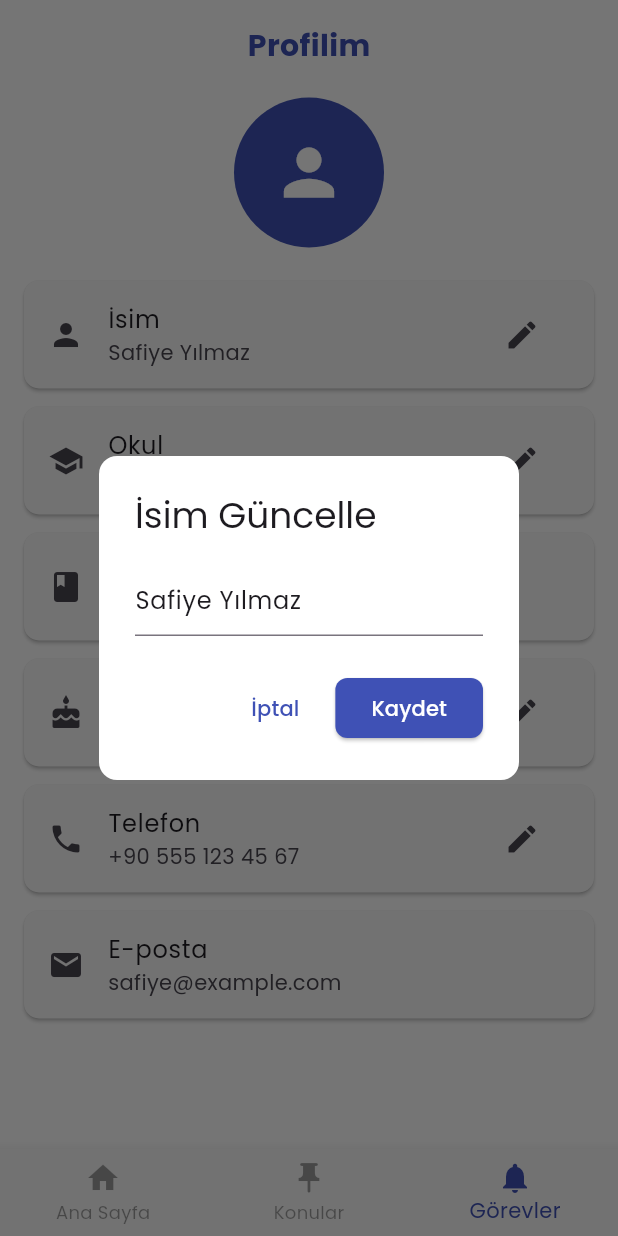
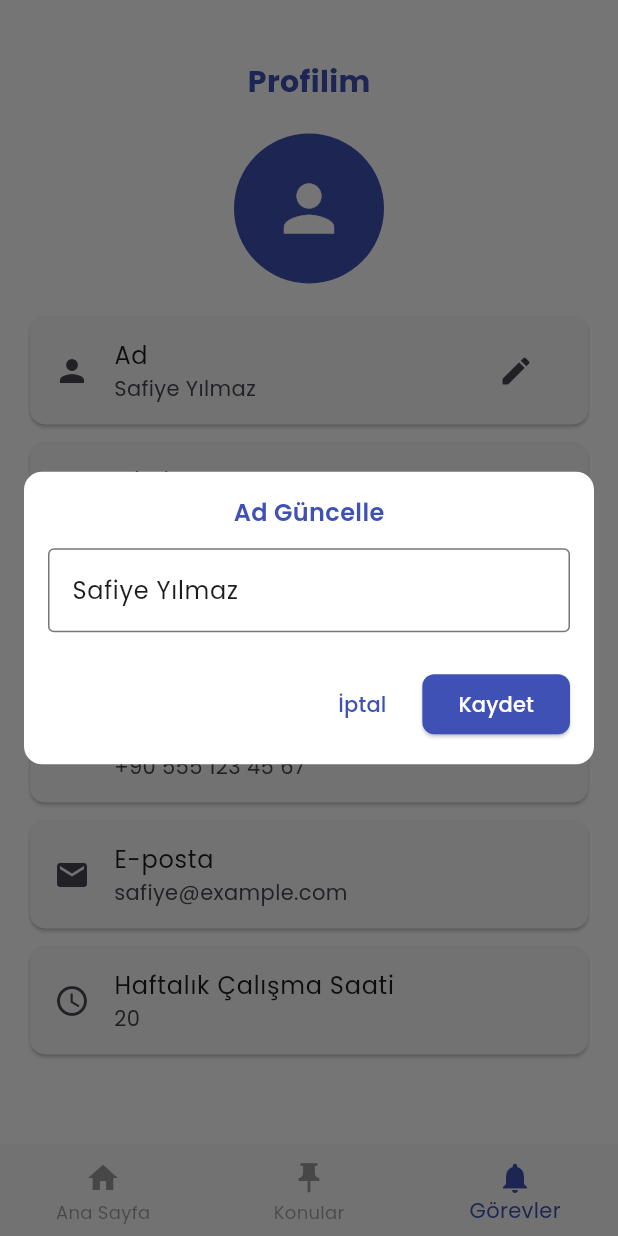
Before and after one commit to ssena-201903/student_track_app, a Flutter app: the MainShell screen opened directly, item 3 of the bottom bar chosen, after a tap on the "edit" icon, on a phone screen of 412 x 824 dp. Run offline on Flutter 3.47's test engine with Material 3 defaults, Android fonts, the phone set to English and light mode, and no system bars; our stand-ins replace google_fonts, intl_phone_field, lottie; accounts and stored records are empty.

Commit message:
created model user and done profile page, started courses page

```diff
--- a/lib/helpers/data_helper.dart
+++ b/lib/helpers/data_helper.dart
@@ -13,7 +13,7 @@ class DataHelper {
 
   static List<Map<String, String>> getBottomCardsData() {
     return [
-      {'title': 'Pomodoro Başlat'},
+      {'title': 'Pomodoro'},
       {'title': 'Denemeler'},
     ];
   }
--- a/lib/main.dart
+++ b/lib/main.dart
@@ -3,6 +3,7 @@ import 'package:google_fonts/google_fonts.dart';
 import 'package:student_track/constants/constants.dart';
 import 'package:student_track/views/login/login_page.dart';
 import 'package:student_track/views/main_shell.dart';
+import 'package:student_track/views/subjects/courses_page.dart';
 
 void main() {
   runApp(const MyApp());
@@ -39,10 +40,10 @@ class MyApp extends StatelessWidget {
           style: TextButton.styleFrom(foregroundColor: Colors.indigo),
         ),
         textTheme: GoogleFonts.poppinsTextTheme(),
-        cardTheme: CardThemeData(color: Constants.primaryWhiteTone),
+        cardTheme: CardThemeData(color: Constants.primaryWhiteTone, elevation: 1),
       ),
 
-      home: MainShell(),
+      home: CoursesPage(),
     );
   }
 }
--- a/lib/models/model_user.dart
+++ b/lib/models/model_user.dart
@@ -2,17 +2,17 @@ class ModelUser {
   String name;
   String school;
   String grade;
-  String age;
   String phone;
   String email;
+  String weeklyStudy;
 
   ModelUser({
     required this.name,
     required this.school,
     required this.grade,
-    required this.age,
     required this.phone,
     required this.email,
+    required this.weeklyStudy,
   });
 
   // JSON'a dönüştürme
@@ -21,9 +21,9 @@ class ModelUser {
       'name': name,
       'school': school,
       'grade': grade,
-      'age': age,
       'phone': phone,
       'email': email,
+      'weeklyStudy': weeklyStudy,
     };
   }
 
@@ -33,9 +33,9 @@ class ModelUser {
       name: json['name'] ?? '',
       school: json['school'] ?? '',
       grade: json['grade'] ?? '',
-      age: json['age'] ?? '',
       phone: json['phone'] ?? '',
       email: json['email'] ?? '',
+      weeklyStudy: json['weeklyStudy'] ?? '',
     );
   }
 
@@ -44,10 +44,10 @@ class ModelUser {
     return ModelUser(
       name: 'Safiye Yılmaz',
       school: 'İstanbul Lisesi',
-      grade: '11. Sınıf',
-      age: '16',
+      grade: 'yks',
       phone: '+90 555 123 45 67',
       email: 'safiye@example.com',
+      weeklyStudy: '20',
     );
   }
 }
--- a/lib/views/main_shell.dart
+++ b/lib/views/main_shell.dart
@@ -4,6 +4,7 @@ import 'package:student_track/constants/constants.dart';
 import 'package:student_track/views/analysis/analysis_page.dart';
 import 'package:student_track/views/home/home_page.dart';
 import 'package:student_track/views/profile/profile_page.dart';
+import 'package:student_track/views/subjects/courses_page.dart';
 
 class MainShell extends StatefulWidget {
   const MainShell({super.key});
@@ -16,9 +17,9 @@ class _MainShellState extends State<MainShell> {
   int _selectedIndex = 0;
 
   final List<Widget> _pages = [
-    const HomePage(),
-    const AnalysisPage(),
-    const ProfilePage(),
+    HomePage(),
+    CoursesPage(),
+    ProfilePage(),
   ];
 
   @override
--- a/lib/views/profile/profile_page.dart
+++ b/lib/views/profile/profile_page.dart
@@ -1,4 +1,5 @@
 import 'package:flutter/material.dart';
+import 'package:flutter/services.dart';
 import 'package:intl_phone_field/intl_phone_field.dart';
 import 'package:student_track/constants/constants.dart';
 import 'package:student_track/widgets/custom_text.dart';
@@ -25,7 +26,7 @@ class _ProfilePageState extends State<ProfilePage> {
     return Scaffold(
       backgroundColor: Colors.white,
       body: Padding(
-        padding: const EdgeInsets.all(16),
+        padding: const EdgeInsets.fromLTRB(20, 40, 20, 20),
         child: Column(
           children: [
             CustomText(
@@ -43,12 +44,12 @@ class _ProfilePageState extends State<ProfilePage> {
             const SizedBox(height: 16),
 
             // Alanlar
-            _buildEditableTile(title: "İsim", value: currentUser.name),
-            _buildEditableTile(title: "Okul", value: currentUser.school),
-            _buildStaticTile(title: "Sınıf", value: currentUser.grade),
-            _buildEditableTile(title: "Yaş", value: currentUser.age),
-            _buildEditableTile(title: "Telefon", value: currentUser.phone),
-            _buildStaticTile(title: "E-posta", value: currentUser.email),
+            _buildEditableTile(title: "name", value: currentUser.name),
+            _buildEditableTile(title: "school", value: currentUser.school),
+            _buildStaticTile(title: "course", value: currentUser.grade),
+            _buildEditableTile(title: "phone", value: currentUser.phone),
+            _buildStaticTile(title: "email", value: currentUser.email),
+            _buildStaticTile(title: "weeklyStudy", value: currentUser.weeklyStudy),
           ],
         ),
       ),
@@ -62,7 +63,7 @@ class _ProfilePageState extends State<ProfilePage> {
       shape: RoundedRectangleBorder(borderRadius: BorderRadius.circular(10)),
       child: ListTile(
         leading: _getIconForField(title),
-        title: Text(title),
+        title: Text(getLocalizedTitle(title)),
         subtitle: Text(value),
         trailing: IconButton(
           icon: const Icon(Icons.edit),
@@ -81,28 +82,62 @@ class _ProfilePageState extends State<ProfilePage> {
       shape: RoundedRectangleBorder(borderRadius: BorderRadius.circular(10)),
       child: ListTile(
         leading: _getIconForField(title),
-        title: Text(title),
+        title: Text(getLocalizedTitle(title)),
         subtitle: Text(value),
       ),
     );
   }
 
   Icon _getIconForField(String fieldName) {
-    switch (fieldName.toLowerCase()) {
-      case "isim":
+    switch (fieldName) {
+      case "name":
         return const Icon(Icons.person);
-      case "okul":
+      case "school":
         return const Icon(Icons.school);
-      case "sınıf":
+      case "course":
         return const Icon(Icons.class_);
-      case "yaş":
-        return const Icon(Icons.cake);
-      case "telefon":
+      case "phone":
         return const Icon(Icons.phone);
-      case "e-posta":
+      case "email":
         return const Icon(Icons.email);
+      case "weeklyStudy":
+        return const Icon(Icons.schedule);
       default:
         return const Icon(Icons.info_outline);
+    }
+  }
+
+  String getLocalizedTitle(String fieldKey) {
+  switch (fieldKey) {
+    case "name":
+      return "Ad";
+    case "school":
+      return "Okul";
+    case "course":
+      return "Sınıf";
+    case "phone":
+      return "Telefon";
+    case "email":
+      return "E-posta";
+    case "weeklyStudy":
+      return "Haftalık Çalışma Saati";
+    default:
+      return fieldKey;
+  }
+}
+
+
+  List<TextInputFormatter> _getInputFormatters(String title) {
+    switch (title) {
+      case "name":
+        return [
+          LengthLimitingTextInputFormatter(50),
+          FilteringTextInputFormatter.allow(RegExp(r'[a-zA-ZçÇğĞıİöÖşŞüÜ\s]')),
+        ];
+      case "school":
+        return [LengthLimitingTextInputFormatter(100)];
+      default:
+        return [LengthLimitingTextInputFormatter(255)];
     }
   }
 
@@ -112,42 +147,81 @@ class _ProfilePageState extends State<ProfilePage> {
     showDialog(
       context: context,
       builder: (context) {
-        return AlertDialog(
-          title: Text("$title Güncelle"),
-          content: title == "Telefon"
+        return Dialog(
+          insetPadding: const EdgeInsets.all(16),
+          child: AnimatedContainer(
+            duration: const Duration(milliseconds: 300),
+            padding: EdgeInsets.only(
+              left: 16,
+              right: 16,
+              top: 16,
+              bottom: MediaQuery.of(context).viewInsets.bottom + 16,
+            ),
+            child: IntrinsicHeight(
+              child: Column(
+                mainAxisSize: MainAxisSize.min,
+                children: [
+                  CustomText(
+                    text: "${getLocalizedTitle(title)} Güncelle",
+                    color: Constants.primaryColor,
+                    fontWeight: FontWeight.w600,
+                    fontSize: 16,
+                  ),
+                  const SizedBox(height: 12),
+                  title == "Telefon"
                       ? IntlPhoneField(
                           initialValue: currentValue,
                           decoration: const InputDecoration(
                             labelText: 'Telefon Numarası',
                             border: OutlineInputBorder(),
+                            counterText: '', // Karakter sayacını gizle
                           ),
                           initialCountryCode: 'TR',
+                          inputFormatters: [
+                            LengthLimitingTextInputFormatter(
+                              14,
+                            ), // Max 14 karakter
+                          ],
                           onChanged: (phone) {
                             controller.text = phone.completeNumber;
                           },
                         )
                       : TextField(
                           controller: controller,
-                  decoration: InputDecoration(hintText: "$title giriniz"),
+                          inputFormatters: _getInputFormatters(title),
+                          decoration: InputDecoration(
+                            hintText: "$title giriniz",
+                            border: const OutlineInputBorder(),
+                            counterText: title == "Yaş"
+                                ? null
+                                : '', // Yaş için sayacı göster
                           ),
-          actions: [
+                          keyboardType: title == "Yaş"
+                              ? TextInputType.number
+                              : TextInputType.text,
+                        ),
+                  const SizedBox(height: 24),
+                  Row(
+                    mainAxisAlignment: MainAxisAlignment.end,
+                    children: [
                       TextButton(
                         child: const Text("İptal"),
                         onPressed: () => Navigator.pop(context),
                       ),
+                      const SizedBox(width: 8),
                       ElevatedButton(
                         child: const Text("Kaydet"),
                         onPressed: () {
                           setState(() {
                             switch (title) {
-                    case "İsim":
+                              case "name":
                                 currentUser.name = controller.text;
                                 break;
-                    case "Okul":
+                              case "school":
                                 currentUser.school = controller.text;
                                 break;
-                    case "Yaş":
-                      currentUser.age = controller.text;
+                              case "weeklyStudy":
+                                currentUser.weeklyStudy = controller.text;
                                 break;
                               case "Telefon":
                                 currentUser.phone = controller.text;
@@ -158,6 +232,11 @@ class _ProfilePageState extends State<ProfilePage> {
                         },
                       ),
                     ],
+                  ),
+                ],
+              ),
+            ),
+          ),
         );
       },
     );
--- /dev/null
+++ b/lib/views/subjects/courses_page.dart
@@ -0,0 +1,53 @@
+import 'package:flutter/material.dart';
+import 'package:student_track/constants/constants.dart';
+import 'package:student_track/widgets/custom_text.dart';
+
+class CoursesPage extends StatelessWidget {
+  CoursesPage({super.key});
+  // Örnek ders listesi (ileride veritabanından çekilecek)
+  final List<String> subjects = [
+    "Matematik",
+    "Fizik",
+    "Kimya",
+    "Biyoloji",
+    "Türkçe",
+    "Tarih",
+    "Coğrafya",
+    "Felsefe",
+  ];
+
+  @override
+  Widget build(BuildContext context) {
+    return Scaffold(
+      backgroundColor: Colors.white,
+      appBar: AppBar(
+        title: CustomText(text: "Konular", color: Constants.primaryColor, fontWeight: FontWeight.w600, fontSize: 20),
+        backgroundColor: Constants.primaryWhiteTone,
+      ),
+      body: ListView.builder(
+        padding: const EdgeInsets.all(20),
+        itemCount: subjects.length,
+        itemBuilder: (context, index) {
+          final subject = subjects[index];
+
+          return Card(
+            margin: const EdgeInsets.symmetric(vertical: 8),
+            child: Padding(
+              padding: const EdgeInsets.all(8),
+              child: ListTile(
+                title: CustomText(text: subject, color: Colors.black87, fontWeight: FontWeight.w600, fontSize: 16),
+                trailing: const Icon(Icons.arrow_forward_ios, size: 20,),
+                onTap: () {
+                  // İleride bu kısımda detay sayfasına yönlendirme olacak
+                  ScaffoldMessenger.of(context).showSnackBar(
+                    SnackBar(content: Text("$subject konularına gidilecek")),
+                  );
+                },
+              ),
+            ),
+          );
+        },
+      ),
+    );
+  }
+}
```
Lines whose indentation alone changed are shown as unchanged.
